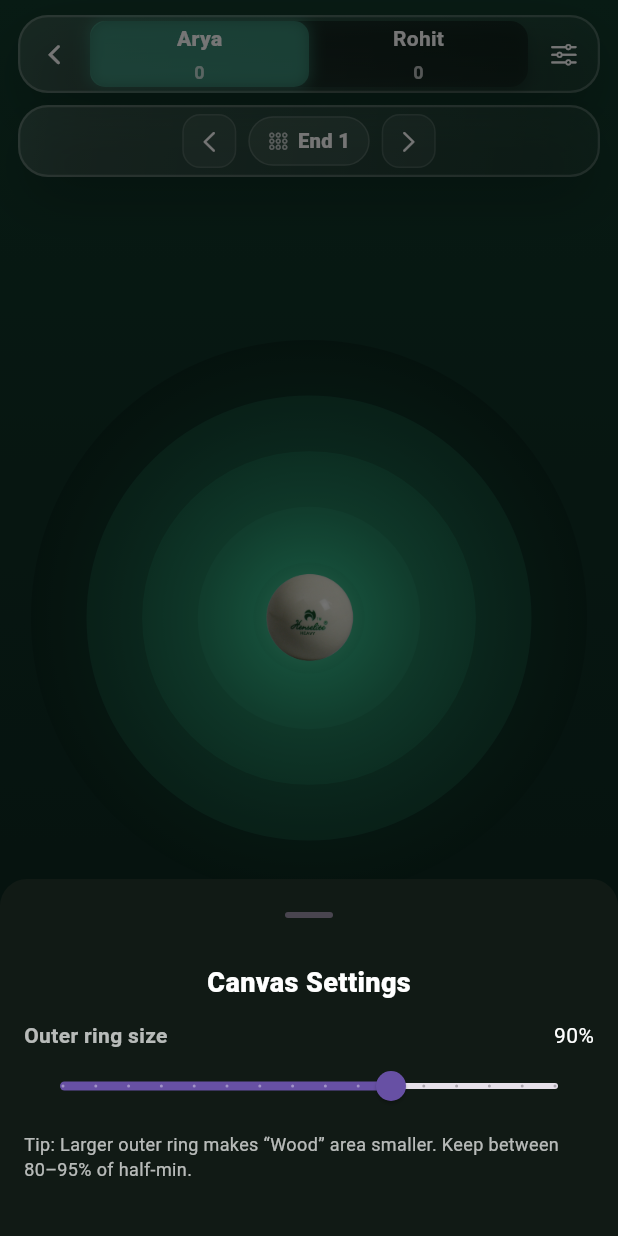
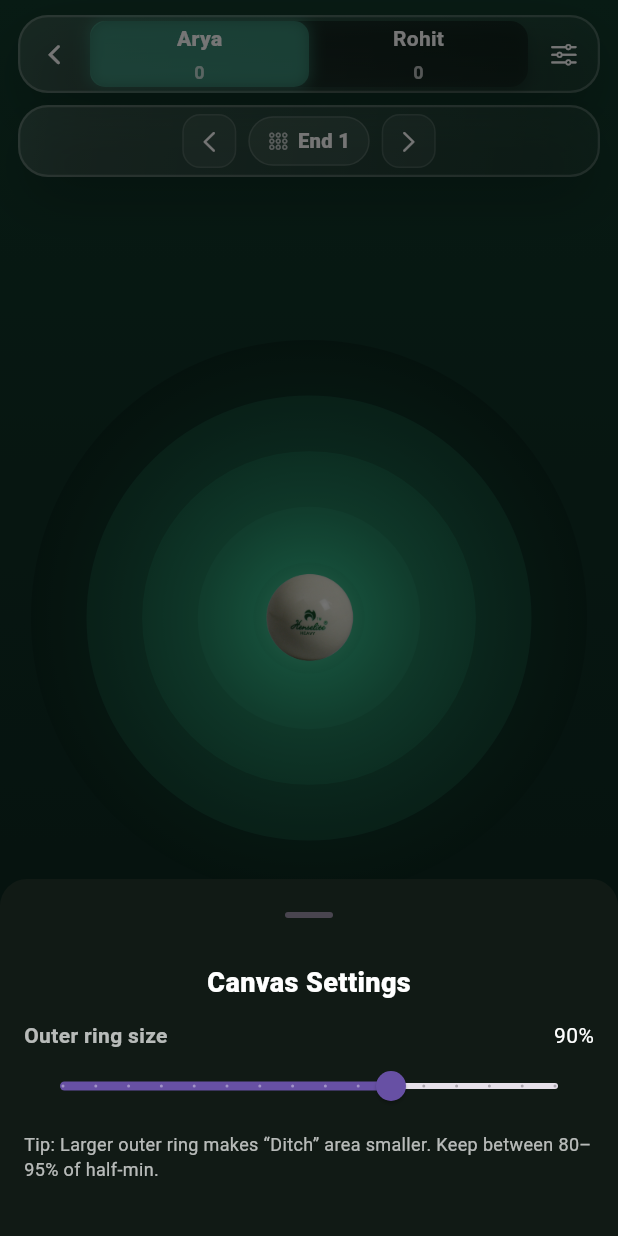
Before and after one commit to RohitGhosh07/scoringmatlength, a Flutter app: the screen it shows after launch, after a tap on an icon or button, on a phone screen of 412 x 824 dp. Run offline on Flutter 3.47's test engine with Material 3 defaults, Android fonts, the phone set to English and light mode, and no system bars; our stand-ins replace flutter_animate, flutter_riverpod.

Commit message:
Rename MatWoodScreen to MatDitchScreen and update related references for consistency

```diff
--- a/lib/main.dart
+++ b/lib/main.dart
@@ -2,9 +2,6 @@ import 'package:flutter/material.dart';
 import 'package:flutter_riverpod/flutter_riverpod.dart';
 import 'package:flutter_animate/flutter_animate.dart';
 import 'package:scoringmatlength/screens/scoringscreen.dart';
-
-
-
 
 void main() {
   runApp(const ProviderScope(child: MyApp()));
@@ -19,7 +16,7 @@ class MyApp extends StatelessWidget {
       title: 'Mat & Wood',
 
       themeMode: ThemeMode.system, // Automatically use system theme
-      home: const MatWoodScreen(),
+      home: const MatDitchScreen(),
     );
   }
 }
--- a/lib/screens/scoringscreen.dart
+++ b/lib/screens/scoringscreen.dart
@@ -4,13 +4,13 @@ import 'package:flutter/cupertino.dart';
 import 'package:flutter/material.dart';
 import 'package:flutter/services.dart';
 
-class MatWoodScreen extends StatefulWidget {
-  const MatWoodScreen({super.key});
-  @override
-  State<MatWoodScreen> createState() => _MatWoodScreenState();
-}
-
-class _MatWoodScreenState extends State<MatWoodScreen>
+class MatDitchScreen extends StatefulWidget {
+  const MatDitchScreen({super.key});
+  @override
+  State<MatDitchScreen> createState() => _MatDitchScreenState();
+}
+
+class _MatDitchScreenState extends State<MatDitchScreen>
     with TickerProviderStateMixin {
   // Chrome colors
   static const Color g2 = Color(0xFF30B082);
@@ -73,7 +73,9 @@ class _MatWoodScreenState extends State<MatWoodScreen>
       _playerShots(_selectedPlayerId).add(shot);
     });
 
-    final msg = value == 'Wood' ? 'Wood recorded' : 'Mat length set to $value';
+    final msg = value == 'Ditch'
+        ? 'Ditch recorded'
+        : 'Mat length set to $value';
     ScaffoldMessenger.of(context).showSnackBar(
       SnackBar(
         content: Text('End $_currentEnd • ${_selected.name}: $msg'),
@@ -146,7 +148,7 @@ class _MatWoodScreenState extends State<MatWoodScreen>
     for (int i = 0; i < thresholds.length; i++) {
       if (r <= thresholds[i]) return '$i';
     }
-    return 'Wood';
+    return 'Ditch';
   }
 
   /* -------------------- Desktop Shortcuts -------------------- */
@@ -376,7 +378,7 @@ class _MatWoodScreenState extends State<MatWoodScreen>
       for (final player in _players) {
         final shots = end.value[player.id] ?? [];
         for (final shot in shots) {
-          if (shot.value != 'Wood') {
+          if (shot.value != 'Ditch') {
             scores[player.id] =
                 (scores[player.id] ?? 0) + (4 - int.parse(shot.value));
           }
@@ -395,7 +397,7 @@ class _MatWoodScreenState extends State<MatWoodScreen>
     for (final entry in map.entries) {
       perPlayer[entry.key] = entry.value.length;
       for (final s in entry.value) {
-        if (s.value == 'Wood') {
+        if (s.value == 'Ditch') {
           wood++;
         } else {
           final idx = int.tryParse(s.value) ?? -1;
@@ -463,7 +465,7 @@ class _MatWoodScreenState extends State<MatWoodScreen>
                   ),
                   const SizedBox(height: 6),
                   Text(
-                    'Tip: Larger outer ring makes “Wood” area smaller. Keep between 80–95% of half-min.',
+                    'Tip: Larger outer ring makes “Ditch” area smaller. Keep between 80–95% of half-min.',
                     style: TextStyle(
                       color: Colors.white.withOpacity(0.7),
                       fontSize: 12,
@@ -638,7 +640,7 @@ class Player {
 class Shot {
   final String playerId;
   final Offset normPos; // [0..1] x [0..1]
-  final String value; // '0'..'4' or 'Wood'
+  final String value; // '0'..'4' or 'Ditch'
   final int end;
   const Shot({
     required this.playerId,
@@ -762,7 +764,7 @@ class _ControlPanel extends StatelessWidget {
                 icon: const Icon(CupertinoIcons.check_mark_circled_solid),
                 label: const Text('Save'),
                 style: ElevatedButton.styleFrom(
-                  backgroundColor: _MatWoodScreenState.g2,
+                  backgroundColor: _MatDitchScreenState.g2,
                   foregroundColor: Colors.white,
                 ),
               ),
@@ -787,7 +789,7 @@ class _ControlPanel extends StatelessWidget {
               _StatRow(label: 'Ring 3', value: '${endStats.ringCounts[3]}'),
               _StatRow(label: 'Ring 4', value: '${endStats.ringCounts[4]}'),
               const Divider(),
-              _StatRow(label: 'Wood', value: '${endStats.wood}'),
+              _StatRow(label: 'Ditch', value: '${endStats.wood}'),
               const Divider(),
               _StatRow(
                 label: 'Arya shots',
@@ -1007,9 +1009,23 @@ class _PlayerToggleDesktop extends StatelessWidget {
                   borderRadius: BorderRadius.circular(12),
                 ),
               ),
-              child: Text(
-                p.name,
-                style: const TextStyle(fontWeight: FontWeight.w800),
+              child: Row(
+                mainAxisAlignment: MainAxisAlignment.center,
+                children: [
+                  Container(
+                    width: 8,
+                    height: 8,
+                    decoration: BoxDecoration(
+                      color: p.color,
+                      shape: BoxShape.circle,
+                    ),
+                  ),
+                  const SizedBox(width: 6),
+                  Text(
+                    p.name,
+                    style: const TextStyle(fontWeight: FontWeight.w800),
+                  ),
+                ],
               ),
             ),
           ),
@@ -1134,17 +1150,17 @@ class _RecentRow extends StatelessWidget {
         spacing: 8,
         runSpacing: 8,
         children: shots.take(12).map((s) {
-          final isWood = s.value == 'Wood';
+          final isDitch = s.value == 'D';
           return Container(
             padding: const EdgeInsets.symmetric(horizontal: 10, vertical: 6),
             decoration: BoxDecoration(
-              color: (isWood ? Colors.white : _MatWoodScreenState.g2)
+              color: (isDitch ? Colors.white : _MatDitchScreenState.g2)
                   .withOpacity(0.18),
               borderRadius: BorderRadius.circular(10),
               border: Border.all(color: Colors.white.withOpacity(0.25)),
             ),
             child: Text(
-              isWood ? 'W' : s.value,
+              isDitch ? 'D' : s.value,
               style: const TextStyle(
                 color: Colors.white,
                 fontWeight: FontWeight.w800,
@@ -1309,7 +1325,7 @@ class _RingsPainter extends CustomPainter {
   final String selectedPlayerId;
   final double outerFraction;
 
-  static const Color g2 = _MatWoodScreenState.g2;
+  static const Color g2 = _MatDitchScreenState.g2;
 
   @override
   void paint(Canvas canvas, Size size) {
@@ -1434,7 +1450,7 @@ class _RingsPainter extends CustomPainter {
       final value = _previewClassify(hover!, size, outerFraction);
       _drawLabel(
         canvas,
-        value == 'Wood' ? 'W' : value,
+        value == 'Ditch' ? 'D' : value,
         hover! + const Offset(10, -18),
         fg: Colors.white,
         bg: Colors.black.withOpacity(0.30),
@@ -1492,7 +1508,7 @@ class _RingsPainter extends CustomPainter {
         canvas.drawCircle(pos, dotR, stroke);
         canvas.drawCircle(pos, dotR - 1.6, fill);
 
-        final label = s.value == 'Wood' ? 'W' : '${i + 1}';
+        final label = s.value == 'Ditch' ? 'D' : '${i + 1}';
         _drawLabelInsideCircle(
           canvas,
           label,
@@ -1518,7 +1534,7 @@ class _RingsPainter extends CustomPainter {
     for (int i = 0; i < thresholds.length; i++) {
       if (r <= thresholds[i]) return '$i';
     }
-    return 'Wood';
+    return 'Ditch';
   }
 
   void _drawLabel(
```
